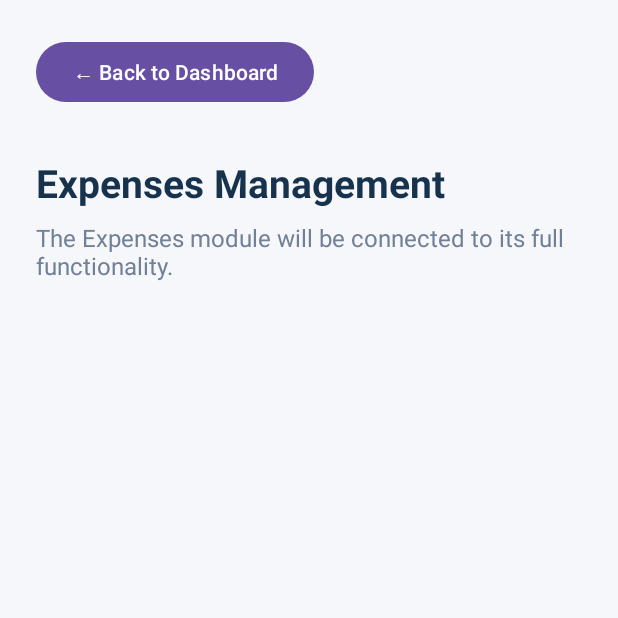
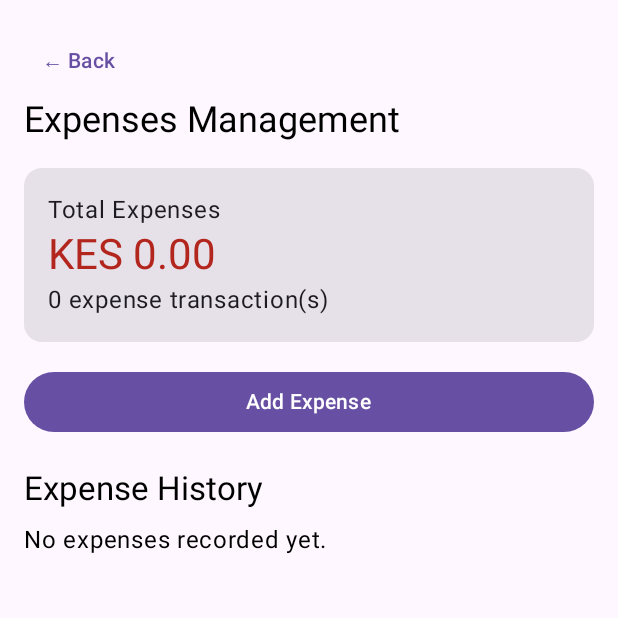
Before and after one commit to penina-otieno/BizTrack, an Android app built with Jetpack Compose: the screen it shows after launch (ModuleActivity before the commit, ExpenseManagementActivity after it), after a tap on "Expenses", on a phone screen of 412 x 824 dp, the top half of it. Run offline under Robolectric (Android 15) with nearby library versions, the phone set to English and light mode, and no system bars; our stand-ins replace Room's generated code, livedata-compose.

Commit message:
Implement Expenses Management module

```diff
--- a/app/src/main/AndroidManifest.xml
+++ b/app/src/main/AndroidManifest.xml
@@ -29,6 +29,11 @@
             android:windowSoftInputMode="adjustResize" />
 
         <activity
+            android:name=".ExpenseManagementActivity"
+            android:exported="false"
+            android:windowSoftInputMode="adjustResize" />
+
+        <activity
             android:name=".ModuleActivity"
             android:exported="false"
             android:windowSoftInputMode="adjustResize" />
--- /dev/null
+++ b/app/src/main/java/com/example/biztrack/ExpenseManagementActivity.kt
@@ -0,0 +1,30 @@
+
+package com.example.biztrack
+
+import android.os.Bundle
+import androidx.activity.ComponentActivity
+import androidx.activity.compose.setContent
+import androidx.compose.material3.MaterialTheme
+import androidx.lifecycle.viewmodel.compose.viewModel
+import com.example.biztrack.ui.transactions.TransactionViewModel
+import com.example.biztrack.ui.transactions.ExpenseManagementScreen
+
+class ExpenseManagementActivity : ComponentActivity() {
+
+    override fun onCreate(savedInstanceState: Bundle?) {
+        super.onCreate(savedInstanceState)
+
+        setContent {
+            MaterialTheme {
+                val transactionViewModel: TransactionViewModel = viewModel()
+
+                ExpenseManagementScreen(
+                    viewModel = transactionViewModel,
+                    onBack = {
+                        finish()
+                    }
+                )
+            }
+        }
+    }
+}
--- a/app/src/main/java/com/example/biztrack/MainActivity.kt
+++ b/app/src/main/java/com/example/biztrack/MainActivity.kt
@@ -41,8 +41,10 @@ class MainActivity : AppCompatActivity() {
         }
 
         // Expenses navigation
+        // Expenses navigation
         findViewById<View>(R.id.cardExpenses).setOnClickListener {
-            openModule("Expenses")
+            val intent = Intent(this, ExpenseManagementActivity::class.java)
+            startActivity(intent)
         }
 
         // Inventory navigation
--- /dev/null
+++ b/app/src/main/java/com/example/biztrack/transactions/ExpenseManagementScreen.kt
@@ -0,0 +1,221 @@
+
+package com.example.biztrack.ui.transactions
+
+import androidx.compose.foundation.layout.*
+import androidx.compose.foundation.lazy.LazyColumn
+import androidx.compose.foundation.lazy.items
+import androidx.compose.material3.*
+import androidx.compose.runtime.*
+import androidx.compose.runtime.livedata.observeAsState
+import androidx.compose.ui.Modifier
+import androidx.compose.ui.unit.dp
+import java.util.Locale
+
+@Composable
+fun ExpenseManagementScreen(
+    viewModel: TransactionViewModel,
+    onBack: () -> Unit
+) {
+    val allTransactions by viewModel.transactions.observeAsState(
+        initial = emptyList()
+    )
+
+    val expenses = allTransactions.filter {
+        it.type == "Expense"
+    }
+
+    val totalExpenses = expenses.sumOf {
+        it.amount
+    }
+
+    var showAddForm by remember {
+        mutableStateOf(false)
+    }
+
+    var description by remember {
+        mutableStateOf("")
+    }
+
+    var amount by remember {
+        mutableStateOf("")
+    }
+
+    var errorMessage by remember {
+        mutableStateOf<String?>(null)
+    }
+
+    Column(
+        modifier = Modifier
+            .fillMaxSize()
+            .padding(16.dp)
+    ) {
+
+        TextButton(onClick = onBack) {
+            Text("← Back")
+        }
+
+        Text(
+            text = "Expenses Management",
+            style = MaterialTheme.typography.headlineSmall
+        )
+
+        Spacer(modifier = Modifier.height(16.dp))
+
+        Card(
+            modifier = Modifier.fillMaxWidth()
+        ) {
+            Column(
+                modifier = Modifier.padding(16.dp)
+            ) {
+                Text("Total Expenses")
+
+                Text(
+                    text = "KES ${
+                        String.format(Locale.getDefault(), "%,.2f", totalExpenses)
+                    }",
+                    style = MaterialTheme.typography.headlineMedium,
+                    color = MaterialTheme.colorScheme.error
+                )
+
+                Text("${expenses.size} expense transaction(s)")
+            }
+        }
+
+        Spacer(modifier = Modifier.height(16.dp))
+
+        Button(
+            onClick = {
+                showAddForm = !showAddForm
+                errorMessage = null
+            },
+            modifier = Modifier.fillMaxWidth()
+        ) {
+            Text(
+                if (showAddForm) "Cancel" else "Add Expense"
+            )
+        }
+
+        if (showAddForm) {
+
+            Spacer(modifier = Modifier.height(12.dp))
+
+            OutlinedTextField(
+                value = description,
+                onValueChange = {
+                    description = it
+                    errorMessage = null
+                },
+                label = { Text("Expense Description") },
+                modifier = Modifier.fillMaxWidth()
+            )
+
+            Spacer(modifier = Modifier.height(8.dp))
+
+            OutlinedTextField(
+                value = amount,
+                onValueChange = {
+                    amount = it
+                    errorMessage = null
+                },
+                label = { Text("Amount (KES)") },
+                modifier = Modifier.fillMaxWidth()
+            )
+
+            Spacer(modifier = Modifier.height(8.dp))
+
+            Button(
+                onClick = {
+                    errorMessage = viewModel.addTransaction(
+                        type = "Expense",
+                        title = description,
+                        amountStr = amount
+                    )
+
+                    if (errorMessage == null) {
+                        description = ""
+                        amount = ""
+                        showAddForm = false
+                    }
+                },
+                modifier = Modifier.fillMaxWidth()
+            ) {
+                Text("Save Expense")
+            }
+
+            errorMessage?.let {
+                Spacer(modifier = Modifier.height(8.dp))
+                Text(
+                    text = it,
+                    color = MaterialTheme.colorScheme.error
+                )
+            }
+        }
+
+        Spacer(modifier = Modifier.height(20.dp))
+
+        Text(
+            text = "Expense History",
+            style = MaterialTheme.typography.titleLarge
+        )
+
+        Spacer(modifier = Modifier.height(8.dp))
+
+        if (expenses.isEmpty()) {
+            Text("No expenses recorded yet.")
+        } else {
+            LazyColumn(
+                verticalArrangement = Arrangement.spacedBy(8.dp)
+            ) {
+                items(
+                    items = expenses,
+                    key = { it.id }
+                ) { expense ->
+
+                    Card(
+                        modifier = Modifier.fillMaxWidth()
+                    ) {
+                        Row(
+                            modifier = Modifier
+                                .fillMaxWidth()
+                                .padding(12.dp),
+                            horizontalArrangement = Arrangement.SpaceBetween
+                        ) {
+                            Column(
+                                modifier = Modifier.weight(1f)
+                            ) {
+                                Text(
+                                    text = expense.title,
+                                    style = MaterialTheme.typography.titleMedium
+                                )
+
+                                Text(
+                                    text = expense.date,
+                                    style = MaterialTheme.typography.bodySmall
+                                )
+
+                                Text(
+                                    text = "KES ${
+                                        String.format(
+                                            Locale.getDefault(),
+                                            "%,.2f",
+                                            expense.amount
+                                        )
+                                    }",
+                                    color = MaterialTheme.colorScheme.error
+                                )
+                            }
+
+                            TextButton(
+                                onClick = {
+                                    viewModel.deleteTransaction(expense)
+                                }
+                            ) {
+                                Text("Delete")
+                            }
+                        }
+                    }
+                }
+            }
+        }
+    }
+}
```
